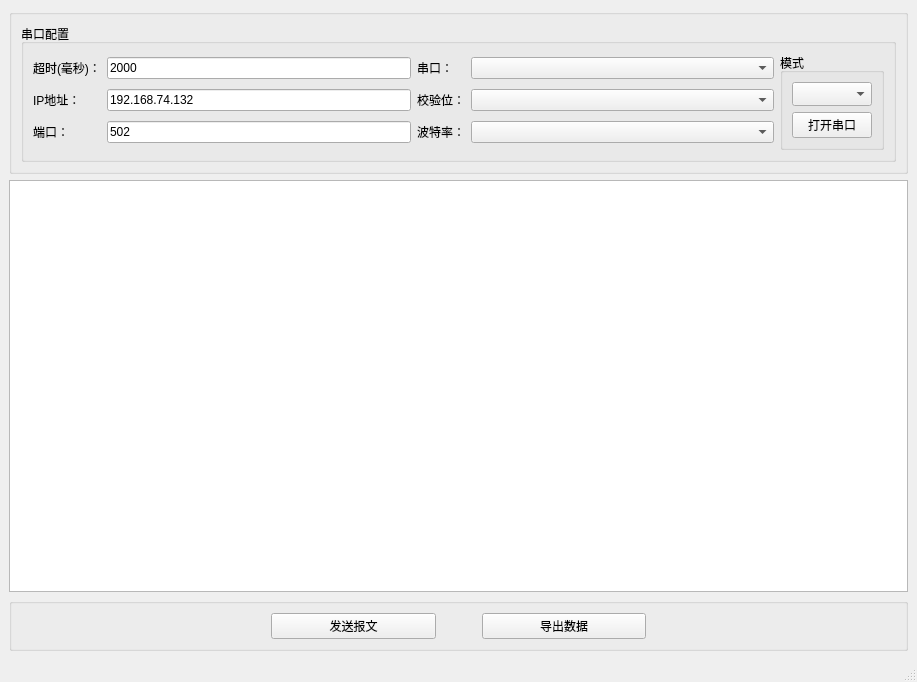
Above: mainwindow.ui from LysanderT/Modbus-Client-App before the change. Below: the same form after it.
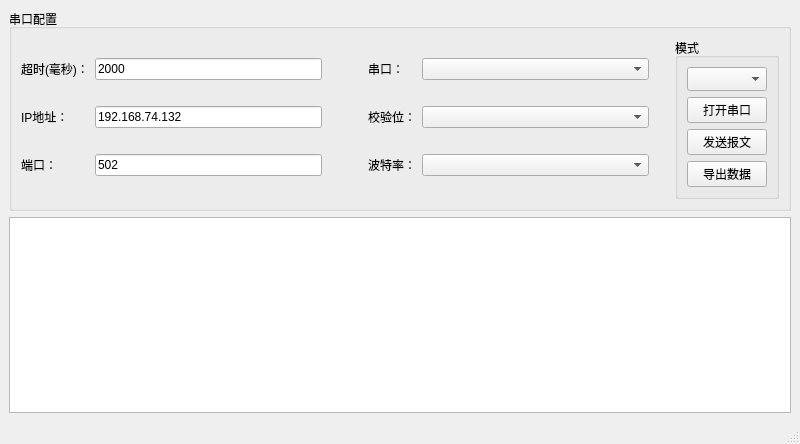
That is the form after the change.

The edit to the form file:
```diff
--- a/mainwindow.ui
+++ b/mainwindow.ui
@@ -6,12 +6,12 @@
    <rect>
     <x>0</x>
     <y>0</y>
-    <width>917</width>
-    <height>682</height>
+    <width>800</width>
+    <height>444</height>
    </rect>
   </property>
   <property name="sizePolicy">
-   <sizepolicy hsizetype="Minimum" vsizetype="Preferred">
+   <sizepolicy hsizetype="Fixed" vsizetype="Fixed">
     <horstretch>0</horstretch>
     <verstretch>0</verstretch>
    </sizepolicy>
@@ -21,10 +21,10 @@
   </property>
   <widget class="QWidget" name="centralwidget">
    <layout class="QGridLayout" name="gridLayout">
-    <item row="5" column="2">
+    <item row="4" column="2">
      <widget class="QTableView" name="tableView">
       <property name="sizePolicy">
-       <sizepolicy hsizetype="Expanding" vsizetype="Preferred">
+       <sizepolicy hsizetype="Preferred" vsizetype="Preferred">
         <horstretch>0</horstretch>
         <verstretch>0</verstretch>
        </sizepolicy>
@@ -46,106 +46,8 @@
       </property>
      </widget>
     </item>
-    <item row="7" column="2">
-     <widget class="QGroupBox" name="groupBox_4">
-      <property name="sizePolicy">
-       <sizepolicy hsizetype="MinimumExpanding" vsizetype="Fixed">
-        <horstretch>0</horstretch>
-        <verstretch>0</verstretch>
-       </sizepolicy>
-      </property>
-      <property name="title">
-       <string/>
-      </property>
-      <layout class="QHBoxLayout" name="horizontalLayout_4">
-       <item>
-        <spacer name="horizontalSpacer_2">
-         <property name="orientation">
-          <enum>Qt::Horizontal</enum>
-         </property>
-         <property name="sizeType">
-          <enum>QSizePolicy::Fixed</enum>
-         </property>
-         <property name="sizeHint" stdset="0">
-          <size>
-           <width>250</width>
-           <height>20</height>
-          </size>
-         </property>
-        </spacer>
-       </item>
-       <item>
-        <widget class="QPushButton" name="ModbusButton">
-         <property name="sizePolicy">
-          <sizepolicy hsizetype="Preferred" vsizetype="Fixed">
-           <horstretch>0</horstretch>
-           <verstretch>0</verstretch>
-          </sizepolicy>
-         </property>
-         <property name="text">
-          <string>发送报文</string>
-         </property>
-        </widget>
-       </item>
-       <item>
-        <spacer name="horizontalSpacer">
-         <property name="orientation">
-          <enum>Qt::Horizontal</enum>
-         </property>
-         <property name="sizeType">
-          <enum>QSizePolicy::Fixed</enum>
-         </property>
-         <property name="sizeHint" stdset="0">
-          <size>
-           <width>40</width>
-           <height>20</height>
-          </size>
-         </property>
-        </spacer>
-       </item>
-       <item>
-        <widget class="QPushButton" name="DataButton">
-         <property name="sizePolicy">
-          <sizepolicy hsizetype="Preferred" vsizetype="Fixed">
-           <horstretch>0</horstretch>
-           <verstretch>0</verstretch>
-          </sizepolicy>
-         </property>
-         <property name="text">
-          <string>导出数据</string>
-         </property>
-         <property name="autoDefault">
-          <bool>false</bool>
-         </property>
-         <property name="default">
-          <bool>false</bool>
-         </property>
-         <property name="flat">
-          <bool>false</bool>
-         </property>
-        </widget>
-       </item>
-       <item>
-        <spacer name="horizontalSpacer_3">
-         <property name="orientation">
-          <enum>Qt::Horizontal</enum>
-         </property>
-         <property name="sizeType">
-          <enum>QSizePolicy::Fixed</enum>
-         </property>
-         <property name="sizeHint" stdset="0">
-          <size>
-           <width>250</width>
-           <height>20</height>
-          </size>
-         </property>
-        </spacer>
-       </item>
-      </layout>
-     </widget>
-    </item>
-    <item row="1" column="2">
-     <widget class="QGroupBox" name="groupBox_2">
+    <item row="0" column="2">
+     <widget class="QGroupBox" name="groupBox">
       <property name="sizePolicy">
        <sizepolicy hsizetype="Preferred" vsizetype="Fixed">
         <horstretch>0</horstretch>
@@ -153,200 +55,296 @@
        </sizepolicy>
       </property>
       <property name="title">
-       <string/>
+       <string>串口配置</string>
       </property>
-      <layout class="QGridLayout" name="gridLayout_2">
-       <item row="1" column="0" colspan="2">
-        <widget class="QGroupBox" name="groupBox">
+      <layout class="QGridLayout" name="gridLayout_3">
+       <item row="0" column="0">
+        <layout class="QGridLayout" name="gridLayout_4">
+         <property name="sizeConstraint">
+          <enum>QLayout::SetDefaultConstraint</enum>
+         </property>
+         <item row="2" column="4">
+          <widget class="QComboBox" name="comboBox_baudRate">
+           <property name="sizeAdjustPolicy">
+            <enum>QComboBox::AdjustToContentsOnFirstShow</enum>
+           </property>
+          </widget>
+         </item>
+         <item row="1" column="4">
+          <widget class="QComboBox" name="comboBox_parity"/>
+         </item>
+         <item row="2" column="1">
+          <widget class="QLineEdit" name="lineEdit_port">
+           <property name="sizePolicy">
+            <sizepolicy hsizetype="Preferred" vsizetype="Fixed">
+             <horstretch>0</horstretch>
+             <verstretch>0</verstretch>
+            </sizepolicy>
+           </property>
+           <property name="text">
+            <string>502</string>
+           </property>
+          </widget>
+         </item>
+         <item row="2" column="3">
+          <widget class="QLabel" name="label_2">
+           <property name="sizePolicy">
+            <sizepolicy hsizetype="Fixed" vsizetype="Fixed">
+             <horstretch>0</horstretch>
+             <verstretch>0</verstretch>
+            </sizepolicy>
+           </property>
+           <property name="text">
+            <string>波特率：</string>
+           </property>
+          </widget>
+         </item>
+         <item row="1" column="1">
+          <widget class="QLineEdit" name="lineEdit_address">
+           <property name="sizePolicy">
+            <sizepolicy hsizetype="Preferred" vsizetype="Fixed">
+             <horstretch>0</horstretch>
+             <verstretch>0</verstretch>
+            </sizepolicy>
+           </property>
+           <property name="text">
+            <string>192.168.74.132</string>
+           </property>
+          </widget>
+         </item>
+         <item row="0" column="0">
+          <widget class="QLabel" name="label_5">
+           <property name="sizePolicy">
+            <sizepolicy hsizetype="Fixed" vsizetype="Fixed">
+             <horstretch>0</horstretch>
+             <verstretch>0</verstretch>
+            </sizepolicy>
+           </property>
+           <property name="text">
+            <string>超时(毫秒)：</string>
+           </property>
+          </widget>
+         </item>
+         <item row="0" column="1">
+          <widget class="QLineEdit" name="lineEdit_delay">
+           <property name="sizePolicy">
+            <sizepolicy hsizetype="Preferred" vsizetype="Fixed">
+             <horstretch>0</horstretch>
+             <verstretch>0</verstretch>
+            </sizepolicy>
+           </property>
+           <property name="text">
+            <string>2000</string>
+           </property>
+          </widget>
+         </item>
+         <item row="0" column="3">
+          <widget class="QLabel" name="label_1">
+           <property name="sizePolicy">
+            <sizepolicy hsizetype="Fixed" vsizetype="Fixed">
+             <horstretch>0</horstretch>
+             <verstretch>0</verstretch>
+            </sizepolicy>
+           </property>
+           <property name="text">
+            <string>串口：</string>
+           </property>
+          </widget>
+         </item>
+         <item row="0" column="2">
+          <spacer name="horizontalSpacer_4">
+           <property name="orientation">
+            <enum>Qt::Horizontal</enum>
+           </property>
+           <property name="sizeType">
+            <enum>QSizePolicy::Fixed</enum>
+           </property>
+           <property name="sizeHint" stdset="0">
+            <size>
+             <width>40</width>
+             <height>20</height>
+            </size>
+           </property>
+          </spacer>
+         </item>
+         <item row="0" column="4">
+          <widget class="QComboBox" name="comboBox_port">
+           <property name="sizeAdjustPolicy">
+            <enum>QComboBox::AdjustToContentsOnFirstShow</enum>
+           </property>
+           <property name="iconSize">
+            <size>
+             <width>16</width>
+             <height>16</height>
+            </size>
+           </property>
+          </widget>
+         </item>
+         <item row="1" column="0">
+          <widget class="QLabel" name="label_6">
+           <property name="sizePolicy">
+            <sizepolicy hsizetype="Fixed" vsizetype="Fixed">
+             <horstretch>0</horstretch>
+             <verstretch>0</verstretch>
+            </sizepolicy>
+           </property>
+           <property name="text">
+            <string>IP地址：</string>
+           </property>
+          </widget>
+         </item>
+         <item row="1" column="3">
+          <widget class="QLabel" name="label_3">
+           <property name="sizePolicy">
+            <sizepolicy hsizetype="Fixed" vsizetype="Fixed">
+             <horstretch>0</horstretch>
+             <verstretch>0</verstretch>
+            </sizepolicy>
+           </property>
+           <property name="text">
+            <string>校验位：</string>
+           </property>
+          </widget>
+         </item>
+         <item row="2" column="0">
+          <widget class="QLabel" name="label_7">
+           <property name="sizePolicy">
+            <sizepolicy hsizetype="Fixed" vsizetype="Fixed">
+             <horstretch>0</horstretch>
+             <verstretch>0</verstretch>
+            </sizepolicy>
+           </property>
+           <property name="text">
+            <string>端口：</string>
+           </property>
+          </widget>
+         </item>
+         <item row="1" column="2">
+          <spacer name="horizontalSpacer_5">
+           <property name="orientation">
+            <enum>Qt::Horizontal</enum>
+           </property>
+           <property name="sizeType">
+            <enum>QSizePolicy::Fixed</enum>
+           </property>
+           <property name="sizeHint" stdset="0">
+            <size>
+             <width>40</width>
+             <height>20</height>
+            </size>
+           </property>
+          </spacer>
+         </item>
+         <item row="2" column="2">
+          <spacer name="horizontalSpacer_6">
+           <property name="orientation">
+            <enum>Qt::Horizontal</enum>
+           </property>
+           <property name="sizeType">
+            <enum>QSizePolicy::Fixed</enum>
+           </property>
+           <property name="sizeHint" stdset="0">
+            <size>
+             <width>40</width>
+             <height>20</height>
+            </size>
+           </property>
+          </spacer>
+         </item>
+        </layout>
+       </item>
+       <item row="0" column="2">
+        <widget class="QGroupBox" name="groupBox_3">
          <property name="sizePolicy">
-          <sizepolicy hsizetype="Preferred" vsizetype="Fixed">
+          <sizepolicy hsizetype="Maximum" vsizetype="Preferred">
            <horstretch>0</horstretch>
            <verstretch>0</verstretch>
           </sizepolicy>
          </property>
          <property name="title">
-          <string>串口配置</string>
+          <string>模式</string>
          </property>
-         <layout class="QGridLayout" name="gridLayout_3">
-          <item row="0" column="1">
-           <widget class="QGroupBox" name="groupBox_3">
+         <layout class="QVBoxLayout" name="verticalLayout_2">
+          <item>
+           <widget class="QComboBox" name="comboBox_mode">
             <property name="sizePolicy">
-             <sizepolicy hsizetype="Maximum" vsizetype="Preferred">
+             <sizepolicy hsizetype="Preferred" vsizetype="Fixed">
               <horstretch>0</horstretch>
               <verstretch>0</verstretch>
              </sizepolicy>
             </property>
-            <property name="title">
-             <string>模式</string>
+            <property name="sizeAdjustPolicy">
+             <enum>QComboBox::AdjustToMinimumContentsLengthWithIcon</enum>
             </property>
-            <layout class="QVBoxLayout" name="verticalLayout_2">
-             <item>
-              <widget class="QComboBox" name="comboBox_mode">
-               <property name="sizePolicy">
-                <sizepolicy hsizetype="Preferred" vsizetype="Fixed">
-                 <horstretch>0</horstretch>
-                 <verstretch>0</verstretch>
-                </sizepolicy>
-               </property>
-               <property name="sizeAdjustPolicy">
-                <enum>QComboBox::AdjustToMinimumContentsLengthWithIcon</enum>
-               </property>
-              </widget>
-             </item>
-             <item>
-              <widget class="QPushButton" name="PortButton">
-               <property name="sizePolicy">
-                <sizepolicy hsizetype="Fixed" vsizetype="Fixed">
-                 <horstretch>0</horstretch>
-                 <verstretch>0</verstretch>
-                </sizepolicy>
-               </property>
-               <property name="text">
-                <string>打开串口</string>
-               </property>
-              </widget>
-             </item>
-            </layout>
            </widget>
           </item>
-          <item row="0" column="0">
-           <layout class="QGridLayout" name="gridLayout_4">
-            <property name="sizeConstraint">
-             <enum>QLayout::SetDefaultConstraint</enum>
+          <item>
+           <widget class="QPushButton" name="PortButton">
+            <property name="sizePolicy">
+             <sizepolicy hsizetype="Preferred" vsizetype="Fixed">
+              <horstretch>0</horstretch>
+              <verstretch>0</verstretch>
+             </sizepolicy>
             </property>
-            <item row="0" column="3">
-             <widget class="QComboBox" name="comboBox_port">
-              <property name="sizeAdjustPolicy">
-               <enum>QComboBox::AdjustToContentsOnFirstShow</enum>
-              </property>
-              <property name="iconSize">
-               <size>
-                <width>16</width>
-                <height>16</height>
-               </size>
-              </property>
-             </widget>
-            </item>
-            <item row="2" column="0">
-             <widget class="QLabel" name="label_7">
-              <property name="text">
-               <string>端口：</string>
-              </property>
-             </widget>
-            </item>
-            <item row="1" column="2">
-             <widget class="QLabel" name="label_3">
-              <property name="sizePolicy">
-               <sizepolicy hsizetype="Fixed" vsizetype="Fixed">
-                <horstretch>0</horstretch>
-                <verstretch>0</verstretch>
-               </sizepolicy>
-              </property>
-              <property name="text">
-               <string>校验位：</string>
-              </property>
-             </widget>
-            </item>
-            <item row="2" column="3">
-             <widget class="QComboBox" name="comboBox_baudRate">
-              <property name="sizeAdjustPolicy">
-               <enum>QComboBox::AdjustToContentsOnFirstShow</enum>
-              </property>
-             </widget>
-            </item>
-            <item row="1" column="0">
-             <widget class="QLabel" name="label_6">
-              <property name="text">
-               <string>IP地址：</string>
-              </property>
-             </widget>
-            </item>
-            <item row="1" column="3">
-             <widget class="QComboBox" name="comboBox_parity"/>
-            </item>
-            <item row="2" column="2">
-             <widget class="QLabel" name="label_2">
-              <property name="sizePolicy">
-               <sizepolicy hsizetype="Fixed" vsizetype="Fixed">
-                <horstretch>0</horstretch>
-                <verstretch>0</verstretch>
-               </sizepolicy>
-              </property>
-              <property name="text">
-               <string>波特率：</string>
-              </property>
-             </widget>
-            </item>
-            <item row="1" column="1">
-             <widget class="QLineEdit" name="lineEdit_address">
-              <property name="sizePolicy">
-               <sizepolicy hsizetype="Preferred" vsizetype="Fixed">
-                <horstretch>0</horstretch>
-                <verstretch>0</verstretch>
-               </sizepolicy>
-              </property>
-              <property name="text">
-               <string>192.168.74.132</string>
-              </property>
-             </widget>
-            </item>
-            <item row="0" column="2">
-             <widget class="QLabel" name="label_1">
-              <property name="sizePolicy">
-               <sizepolicy hsizetype="Fixed" vsizetype="Fixed">
-                <horstretch>0</horstretch>
-                <verstretch>0</verstretch>
-               </sizepolicy>
-              </property>
-              <property name="text">
-               <string>串口：</string>
-              </property>
-             </widget>
-            </item>
-            <item row="2" column="1">
-             <widget class="QLineEdit" name="lineEdit_port">
-              <property name="sizePolicy">
-               <sizepolicy hsizetype="Preferred" vsizetype="Fixed">
-                <horstretch>0</horstretch>
-                <verstretch>0</verstretch>
-               </sizepolicy>
-              </property>
-              <property name="text">
-               <string>502</string>
-              </property>
-             </widget>
-            </item>
-            <item row="0" column="0">
-             <widget class="QLabel" name="label_5">
-              <property name="sizePolicy">
-               <sizepolicy hsizetype="Fixed" vsizetype="Fixed">
-                <horstretch>0</horstretch>
-                <verstretch>0</verstretch>
-               </sizepolicy>
-              </property>
-              <property name="text">
-               <string>超时(毫秒)：</string>
-              </property>
-             </widget>
-            </item>
-            <item row="0" column="1">
-             <widget class="QLineEdit" name="lineEdit_delay">
-              <property name="sizePolicy">
-               <sizepolicy hsizetype="Preferred" vsizetype="Fixed">
-                <horstretch>0</horstretch>
-                <verstretch>0</verstretch>
-               </sizepolicy>
-              </property>
-              <property name="text">
-               <string>2000</string>
-              </property>
-             </widget>
-            </item>
-           </layout>
+            <property name="text">
+             <string>打开串口</string>
+            </property>
+           </widget>
+          </item>
+          <item>
+           <widget class="QPushButton" name="ModbusButton">
+            <property name="sizePolicy">
+             <sizepolicy hsizetype="Preferred" vsizetype="Fixed">
+              <horstretch>0</horstretch>
+              <verstretch>0</verstretch>
+             </sizepolicy>
+            </property>
+            <property name="text">
+             <string>发送报文</string>
+            </property>
+           </widget>
+          </item>
+          <item>
+           <widget class="QPushButton" name="DataButton">
+            <property name="sizePolicy">
+             <sizepolicy hsizetype="Preferred" vsizetype="Fixed">
+              <horstretch>0</horstretch>
+              <verstretch>0</verstretch>
+             </sizepolicy>
+            </property>
+            <property name="text">
+             <string>导出数据</string>
+            </property>
+            <property name="autoDefault">
+             <bool>false</bool>
+            </property>
+            <property name="default">
+             <bool>false</bool>
+            </property>
+            <property name="flat">
+             <bool>false</bool>
+            </property>
+           </widget>
           </item>
          </layout>
         </widget>
        </item>
+       <item row="0" column="1">
+        <spacer name="verticalSpacer">
+         <property name="orientation">
+          <enum>Qt::Vertical</enum>
+         </property>
+         <property name="sizeType">
+          <enum>QSizePolicy::Fixed</enum>
+         </property>
+         <property name="sizeHint" stdset="0">
+          <size>
+           <width>20</width>
+           <height>40</height>
+          </size>
+         </property>
+        </spacer>
+       </item>
       </layout>
      </widget>
     </item>
```
Left out of the diff: 2 changed lines with no effect on the pictures.
